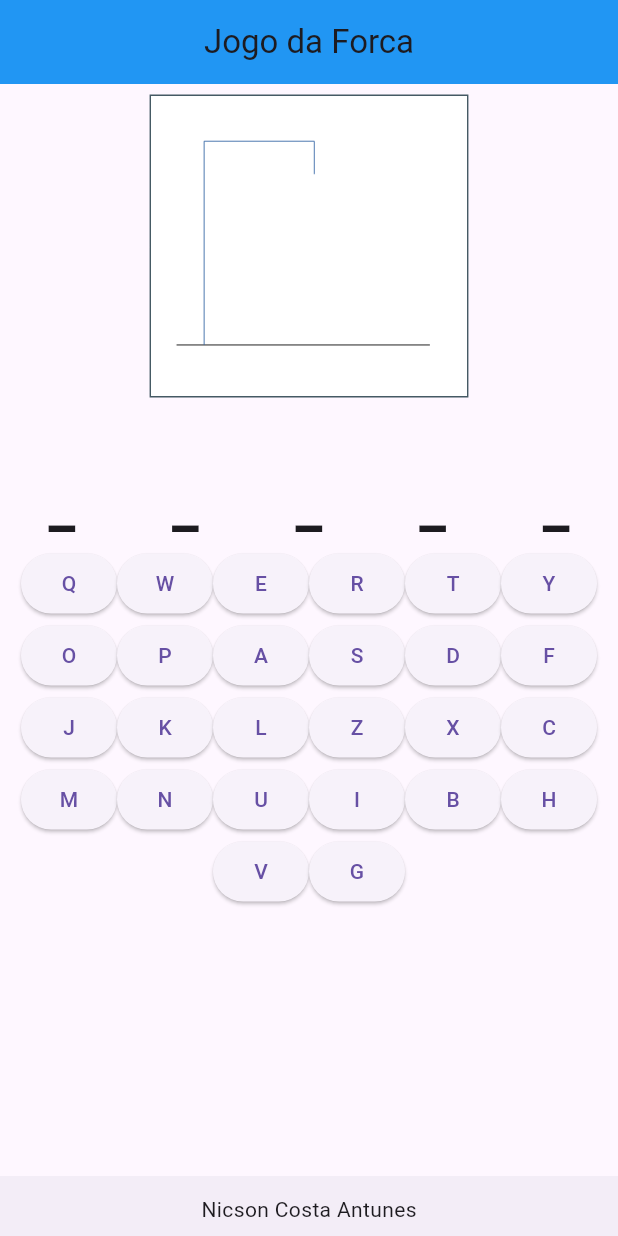
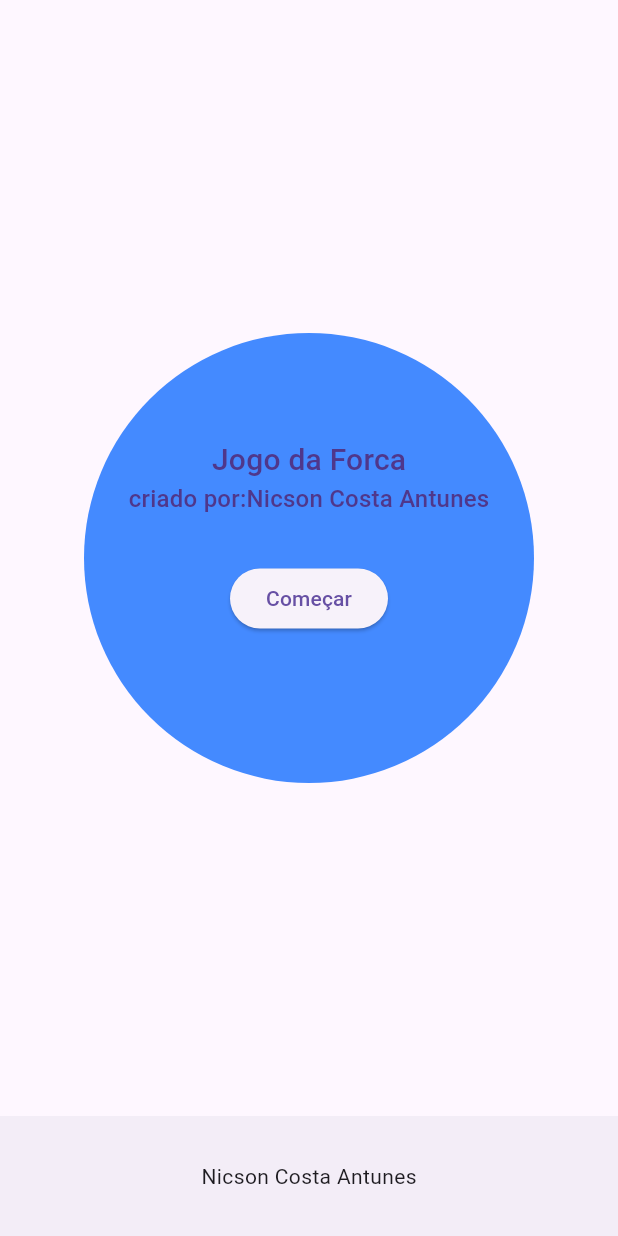
Before and after one commit to NicsonSUPRA/PROG4-AVAL1, a Flutter app: the screen it shows after launch, on a phone screen of 412 x 824 dp. Run offline on Flutter 3.47's test engine with Material 3 defaults, Android fonts, the phone set to English and light mode, and no system bars; missing offline and left inert: dart:js.

Commit message:
versão final

```diff
--- a/lib/main.dart
+++ b/lib/main.dart
@@ -12,6 +12,7 @@ class JokenpoApp extends StatelessWidget {
   Widget build(BuildContext context) {
     return MaterialApp(
       title: "JokenpoApp",
+      debugShowCheckedModeBanner: false,
       theme: ThemeData(
         useMaterial3: true
       ),
--- a/lib/models/database.dart
+++ b/lib/models/database.dart
@@ -13,7 +13,8 @@ class Database {
     Word(word: "salada", clue: "pode participar de refeição"),
     Word(word: "filho", clue: "normalmente tem em uma familia"),
     Word(word: "janela", clue: "pode clarear um cômodo"),
-    Word(word: "toalha", clue: "usado no banho")
+    Word(word: "toalha", clue: "usado no banho"),
+    Word(word: "silvio santos", clue: "apresentador famoso")
   ];
 
   Word get getRandomWord {
--- /dev/null
+++ b/lib/pages/entrance_page.dart
@@ -0,0 +1,41 @@
+import 'package:flutter/material.dart';
+
+class Entrance extends StatelessWidget {
+  final Widget button;
+  const Entrance({super.key, required this.button});
+
+
+  void navegate() {
+
+  }
+  @override
+  Widget build(BuildContext context) {
+    return Scaffold(
+        bottomNavigationBar: BottomAppBar(
+          child: Center(child: Text("Nicson Costa Antunes")),
+        ),
+        body: Center(
+          child: CircleAvatar(
+            backgroundColor: Colors.blueAccent,
+            radius: 150,
+            child: Column(
+              mainAxisAlignment: MainAxisAlignment.center,
+              children: [
+                Text(
+                  "Jogo da Forca",
+                  style: TextStyle(
+                    fontSize: 20
+                  ),
+                ),
+                Text("criado por:Nicson Costa Antunes"),
+                Padding(
+                  padding: const EdgeInsets.all(30.0),
+                  child: button,
+                )
+              ],
+            ),
+          ),
+        ),
+    );
+  }
+}
--- a/lib/pages/forca_page.dart
+++ b/lib/pages/forca_page.dart
@@ -1,5 +1,6 @@
 import 'package:flutter/material.dart';
 import './play_page.dart';
+import './entrance_page.dart';
 
 class ForcaPage extends StatefulWidget {
   const ForcaPage({super.key});
@@ -9,8 +10,14 @@ class ForcaPage extends StatefulWidget {
 }
 
 class _ForcaPageState extends State<ForcaPage> {
+  bool goToPlayPage = false;
+  void navegate() {
+    setState(() {
+      goToPlayPage = true;
+    });
+  }
   @override
   Widget build(BuildContext context) {
-    return const PlayPage();
+    return (goToPlayPage) ?PlayPage():Entrance(button: ElevatedButton(onPressed: navegate, child: Text("Começar")));
   }
 }
```
Also changed, not shown: lib/pages/play_page.dart (+19 -7 lines).
